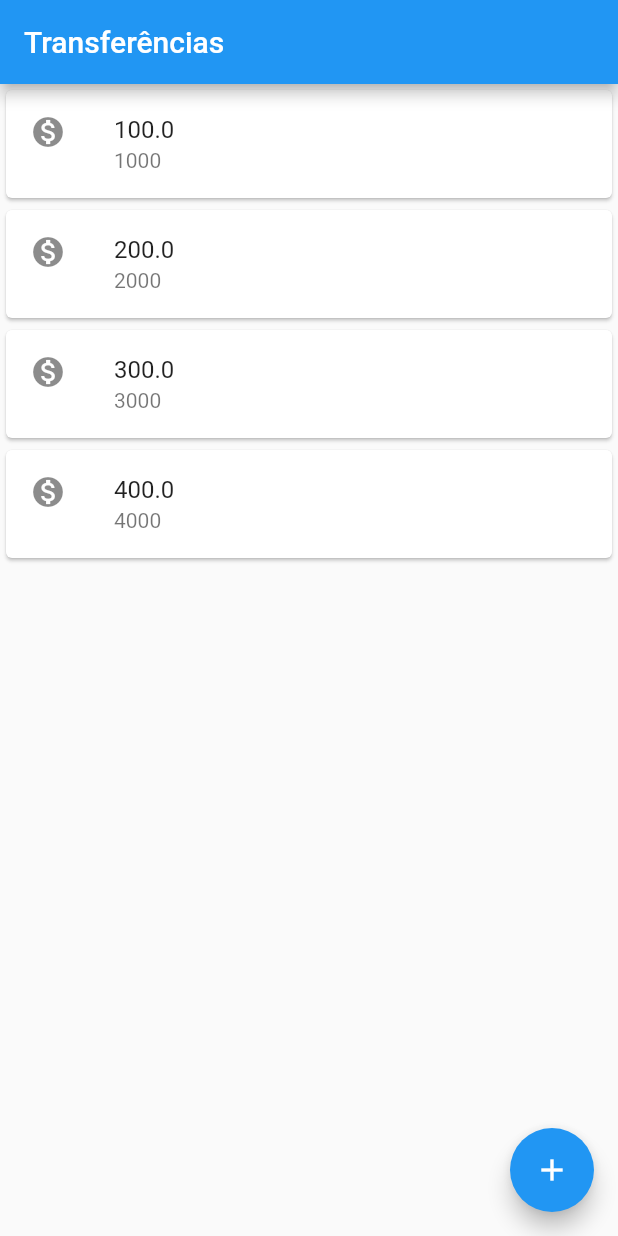
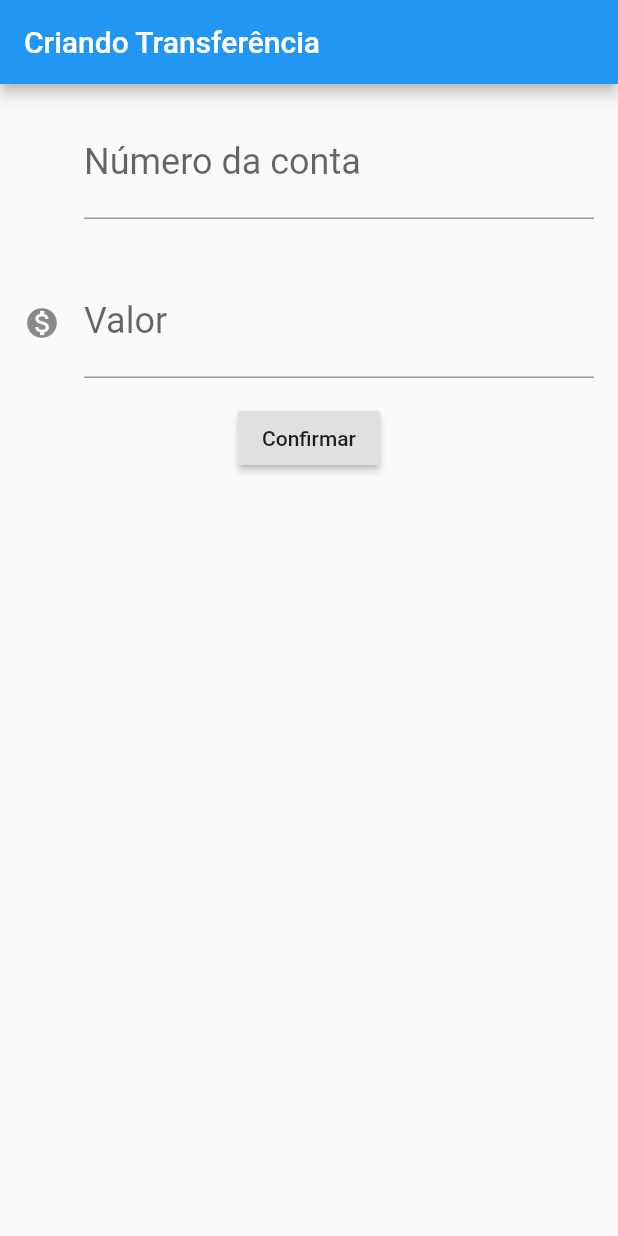
Before and after one commit to henriquecrono/alura-bytebank, a Flutter app: the screen it shows after launch, on a phone screen of 412 x 824 dp. Run offline on Flutter 3.47's test engine with Material 2 defaults, Android fonts, the phone set to English and light mode, and no system bars.

Commit message:
class Editor; rename varialble and classes names

```diff
--- a/lib/main.dart
+++ b/lib/main.dart
@@ -13,38 +13,40 @@ class ByteBank extends StatelessWidget {
       theme: ThemeData(
         primarySwatch: Colors.blue,
       ),
-      home: ListaTranferencia(),
+      home: TransforForm(),
     );
   }
 }
 
 class Editor extends StatelessWidget {
-  final TextEditingController _controlador;
-  final String _rotulo;
-  final String _dica;
+  final TextEditingController controller;
+  final String label;
+  final String hint;
+  final IconData icon;
 
-  const Editor(this._controlador, this._rotulo, this._dica);
-
+  const Editor({Key key, this.controller, this.label, this.hint, this.icon}) : super(key: key);
 
   @override
   Widget build(BuildContext context) {
     return Padding(
       padding: const EdgeInsets.all(16),
       child: TextField(
-              controller: _controladorCampoNumeroConta,
+        controller: controller,
         style: TextStyle(fontSize: 24),
         decoration: InputDecoration(
-                  labelText: 'Número da conta', hintText: '0000'),
+            icon: Icon(icon),
+            labelText: label,
+            hintText: hint),
         keyboardType: TextInputType.number,
       ),
     );
   }
 }
 
-class FormularioTransferencia extends StatelessWidget {
-  final TextEditingController _controladorCampoNumeroConta =
+class TransforForm extends StatelessWidget {
+  final TextEditingController _accountNumberFieldController =
       TextEditingController();
-  final TextEditingController _controladorCampoValor = TextEditingController();
+  final TextEditingController _amountFieldController = TextEditingController();
 
   final globalKey = GlobalKey<ScaffoldState>();
 
@@ -57,29 +59,18 @@ class FormularioTransferencia extends StatelessWidget {
       ),
       body: Column(
         children: <Widget>[
-          ,
-          Padding(
-            padding: const EdgeInsets.all(16),
-            child: TextField(
-              controller: _controladorCampoValor,
-              style: TextStyle(fontSize: 24),
-              decoration: InputDecoration(
-                  icon: Icon(Icons.monetization_on),
-                  labelText: 'Valor',
-                  hintText: '0.00'),
-              keyboardType: TextInputType.number,
-            ),
-          ),
+          Editor(controller: _accountNumberFieldController, label: "Número da conta", hint: "0000"),
+          Editor(controller: _amountFieldController, label: "Valor", hint: "0.00", icon: Icons.monetization_on),
           RaisedButton(
             child: Text('Confirmar'),
             onPressed: () {
               debugPrint('clicou no confirmar');
-              final int numeroConta =
-                  int.tryParse(_controladorCampoNumeroConta.text);
-              final double valor = double.tryParse(_controladorCampoValor.text);
+              final int accountNumber =
+                  int.tryParse(_accountNumberFieldController.text);
+              final double amount = double.tryParse(_amountFieldController.text);
 
-              if (numeroConta != null && valor != null) {
-                final transferenciaCriada = Transferencia(valor, numeroConta);
+              if (accountNumber != null && amount != null) {
+                final transferenciaCriada = Transfer(amount, accountNumber);
                 debugPrint('$transferenciaCriada');
                 final snackBar = SnackBar(
                   content: Text('$transferenciaCriada'),
@@ -95,17 +86,17 @@ class FormularioTransferencia extends StatelessWidget {
   }
 }
 
-class ListaTranferencia extends StatelessWidget {
+class TransfersList extends StatelessWidget {
   @override
   Widget build(BuildContext context) {
     return Scaffold(
       appBar: AppBar(title: Text('Transferências')),
       body: Column(
         children: <Widget>[
-          ItemTranferencia(Transferencia(100.0, 1000)),
-          ItemTranferencia(Transferencia(200.0, 2000)),
-          ItemTranferencia(Transferencia(300.0, 3000)),
-          ItemTranferencia(Transferencia(400.0, 4000)),
+          TransferItem(Transfer(100.0, 1000)),
+          TransferItem(Transfer(200.0, 2000)),
+          TransferItem(Transfer(300.0, 3000)),
+          TransferItem(Transfer(400.0, 4000)),
         ],
       ),
       floatingActionButton: FloatingActionButton(
@@ -113,7 +104,7 @@ class ListaTranferencia extends StatelessWidget {
         onPressed: () {
           Navigator.push(
             context,
-            MaterialPageRoute(builder: (context) => FormularioTransferencia()),
+            MaterialPageRoute(builder: (context) => TransforForm()),
           );
         },
       ),
@@ -121,18 +112,18 @@ class ListaTranferencia extends StatelessWidget {
   }
 }
 
-class ItemTranferencia extends StatelessWidget {
-  final Transferencia _transferencia;
+class TransferItem extends StatelessWidget {
+  final Transfer _transfer;
 
-  ItemTranferencia(this._transferencia);
+  TransferItem(this._transfer);
 
   @override
   Widget build(BuildContext context) {
     return Card(
       child: ListTile(
         leading: Icon(Icons.monetization_on),
-        title: Text(_transferencia.valor.toString()),
-        subtitle: Text(_transferencia.numeroConta.toString()),
+        title: Text(_transfer.amount.toString()),
+        subtitle: Text(_transfer.accountNumber.toString()),
       ),
     );
   }
--- a/lib/models/transferencia.dart
+++ b/lib/models/transferencia.dart
@@ -1,11 +1,11 @@
-class Transferencia {
-  final double valor;
-  final int numeroConta;
+class Transfer {
+  final double amount;
+  final int accountNumber;
 
-  Transferencia(this.valor, this.numeroConta);
+  Transfer(this.amount, this.accountNumber);
 
   @override
   String toString() {
-    return 'Transferência{valor: $valor, numeroConta: $numeroConta}';
+    return 'Transferência{amount: $amount, accountNumber: $accountNumber}';
   }
 }
```
Lines whose indentation alone changed are shown as unchanged.
